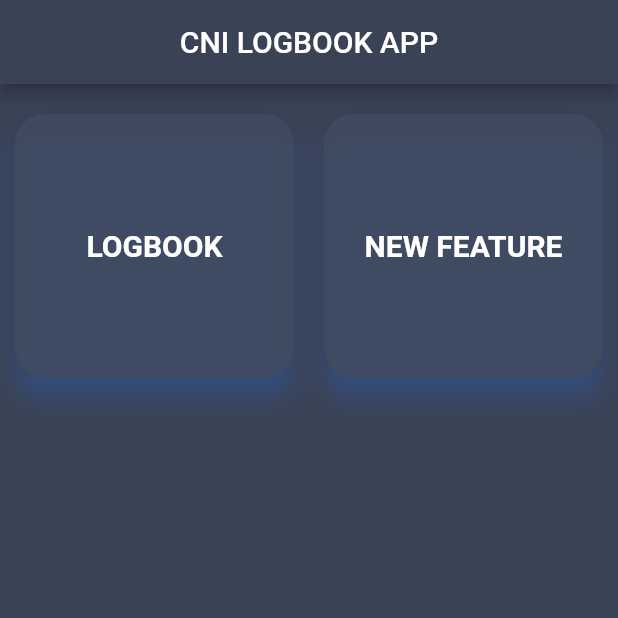
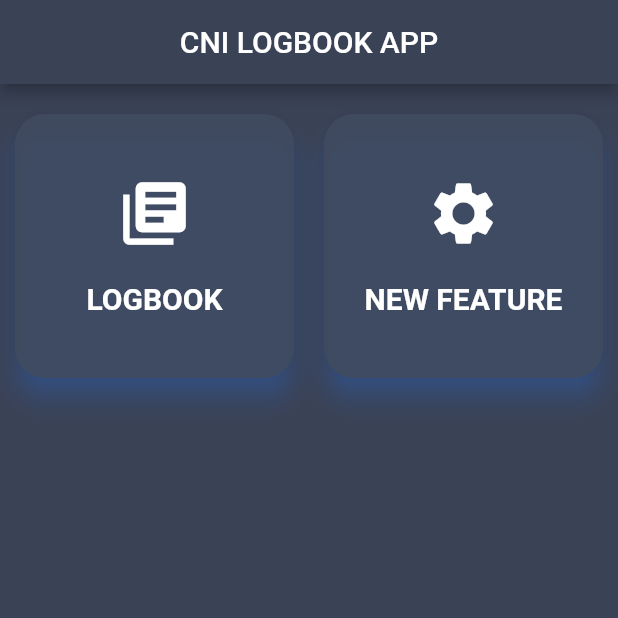
Before and after one commit to rahulbalhararkb/powerlog, a Flutter app: the screen it shows after launch, on a phone screen of 412 x 824 dp, the top half of it. Run offline on Flutter 3.47's test engine with Material 2 defaults, Android fonts, the phone set to English and light mode, and no system bars; our stand-ins replace cloud_firestore, splashscreen; accounts and stored records are empty; Roboto replaces fonts that are missing (Montserrat).

Commit message:
minor ui changes

```diff
--- a/lib/main.dart
+++ b/lib/main.dart
@@ -11,7 +11,7 @@ class MyApp extends StatelessWidget {
         debugShowCheckedModeBanner: false,
         title: 'CNI LOGBOOK APP',
         theme: ThemeData(
-          primarySwatch: Colors.blueGrey,
+          primarySwatch: Colors.grey,
         ),
         home: SplaseScr());
   }
--- a/lib/ui/add_defect.dart
+++ b/lib/ui/add_defect.dart
@@ -38,7 +38,10 @@ class _AddDefectState extends State<AddDefect> {
       backgroundColor: Color.fromRGBO(58, 66, 86, 1.0),
       appBar: AppBar(
           backgroundColor: Color.fromRGBO(58, 66, 86, 1.0),
-          title: Text('ADD DEFECT')),
+          title: Padding(
+            padding: const EdgeInsets.only(left: 70.0),
+            child: Text('ADD DEFECT',style: TextStyle(color: Colors.white),),
+          )),
       body: Container(
           margin: EdgeInsets.all(5.0),
           alignment: Alignment.center,
--- a/lib/ui/display_defect.dart
+++ b/lib/ui/display_defect.dart
@@ -98,7 +98,7 @@ class _DisplayDefectState extends State<DisplayDefect> {
                   fontStyle: FontStyle.italic,
                 ),
               ),
-              leading: const Icon(Icons.details),
+              leading: const Icon(Icons.linear_scale),
             ),
           ],
         ),
@@ -118,7 +118,7 @@ class _DisplayDefectState extends State<DisplayDefect> {
                   fontStyle: FontStyle.italic,
                 ),
               ),
-              leading: const Icon(Icons.details),
+              leading: const Icon(Icons.link),
             ),
           ],
         ),
--- a/lib/ui/home_page.dart
+++ b/lib/ui/home_page.dart
@@ -1,9 +1,6 @@
 import 'package:flutter/material.dart';
 import 'package:powerlog/ui/new_feature.dart';
 import 'package:powerlog/ui/show_entries.dart';
-
-
-
 
 class MyHomePage extends StatefulWidget {
   MyHomePage({Key key, this.title}) : super(key: key);
@@ -21,7 +18,7 @@ class _MyHomePageState extends State<MyHomePage> {
         backgroundColor: Color.fromRGBO(58, 66, 86, 1.0),
         appBar: AppBar(
           backgroundColor: Color.fromRGBO(58, 66, 86, 1.0),
-          title: Center(child: new Text(widget.title)),
+          title: Center(child: new Text(widget.title,style: TextStyle(color: Colors.white),)),
         ),
         body: GridView.count(
           crossAxisCount: 2,
@@ -47,7 +44,13 @@ class _MyHomePageState extends State<MyHomePage> {
                                 ShowEntries(title: widget.title)));
                   },
                   child: Center(
-                    child: Text(
+                    child: Column(
+                      mainAxisAlignment: MainAxisAlignment.center,
+                      //crossAxisAlignment: CrossAxisAlignment.stretch,
+                      children: <Widget>[
+                      Icon(Icons.library_books,color: Colors.white,size: 50.0,),
+                      SizedBox(height: 20.0,),
+                      Text(
                         'LOGBOOK',
                         style: TextStyle(
                             fontSize: 20.0,
@@ -55,6 +58,7 @@ class _MyHomePageState extends State<MyHomePage> {
                             fontWeight: FontWeight.bold,
                             fontFamily: 'Montserrat'),
                       ),
+                    ]),
                   ),
                 ),
               ),
@@ -78,7 +82,13 @@ class _MyHomePageState extends State<MyHomePage> {
                                 NewFeature(title: widget.title)));
                   },
                   child: Center(
-                    child: Text(
+                    child: Column(
+                      mainAxisAlignment: MainAxisAlignment.center,
+                      //crossAxisAlignment: CrossAxisAlignment.stretch,
+                      children: <Widget>[
+                      Icon(Icons.settings,color: Colors.white,size: 50.0,),
+                      SizedBox(height: 20.0,),
+                      Text(
                         'NEW FEATURE',
                         style: TextStyle(
                             fontSize: 20.0,
@@ -86,6 +96,7 @@ class _MyHomePageState extends State<MyHomePage> {
                             fontWeight: FontWeight.bold,
                             fontFamily: 'Montserrat'),
                       ),
+                    ]),
                   ),
                 ),
               ),
--- a/lib/ui/new_feature.dart
+++ b/lib/ui/new_feature.dart
@@ -13,7 +13,7 @@ class NewFeature extends StatelessWidget {
           backgroundColor: Color.fromRGBO(58, 66, 86, 1.0),
           title: Padding(
             padding: const EdgeInsets.only(left: 70.0),
-            child: new Text("New Feature"),
+            child: new Text("New Feature",style: TextStyle(color: Colors.white),),
           ),
         ),
         body: Container(
--- a/lib/ui/show_entries.dart
+++ b/lib/ui/show_entries.dart
@@ -86,7 +86,7 @@ class _ShowEntriesState extends State<ShowEntries> {
         backgroundColor: Color.fromRGBO(58, 66, 86, 1.0),
         title: Padding(
           padding: const EdgeInsets.only(left: 90.0),
-          child: Text("Job List"),
+          child: Text("LOGBOOK",style: TextStyle(color: Colors.white),),
         ),
       ),
       body: new Container(
--- a/lib/ui/splase_screen.dart
+++ b/lib/ui/splase_screen.dart
@@ -15,7 +15,7 @@ class _SplaseScrState extends State<SplaseScr> {
   Widget build(BuildContext context) {
     return Center(
       child: SplashScreen(
-          seconds: 5,
+          seconds: 3,
           navigateAfterSeconds: new MyHomePage(title: 'CNI LOGBOOK APP'),
           title: new Text(
             'Welcome to CNI LOGBOOK APP',
```
Lines whose indentation alone changed are shown as unchanged.
